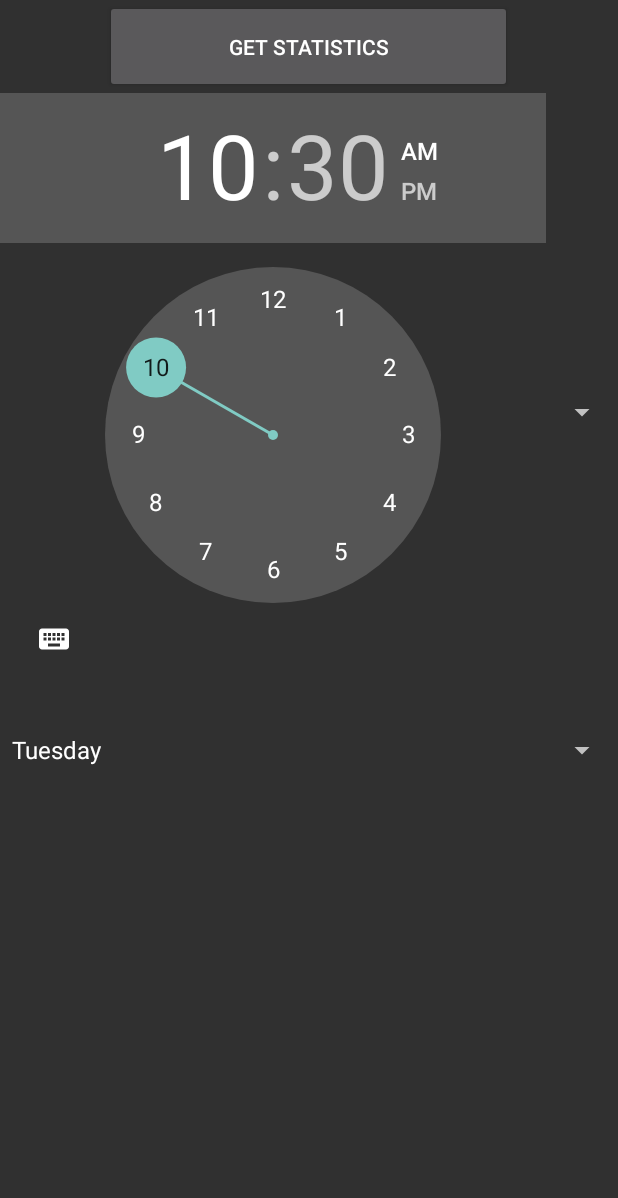
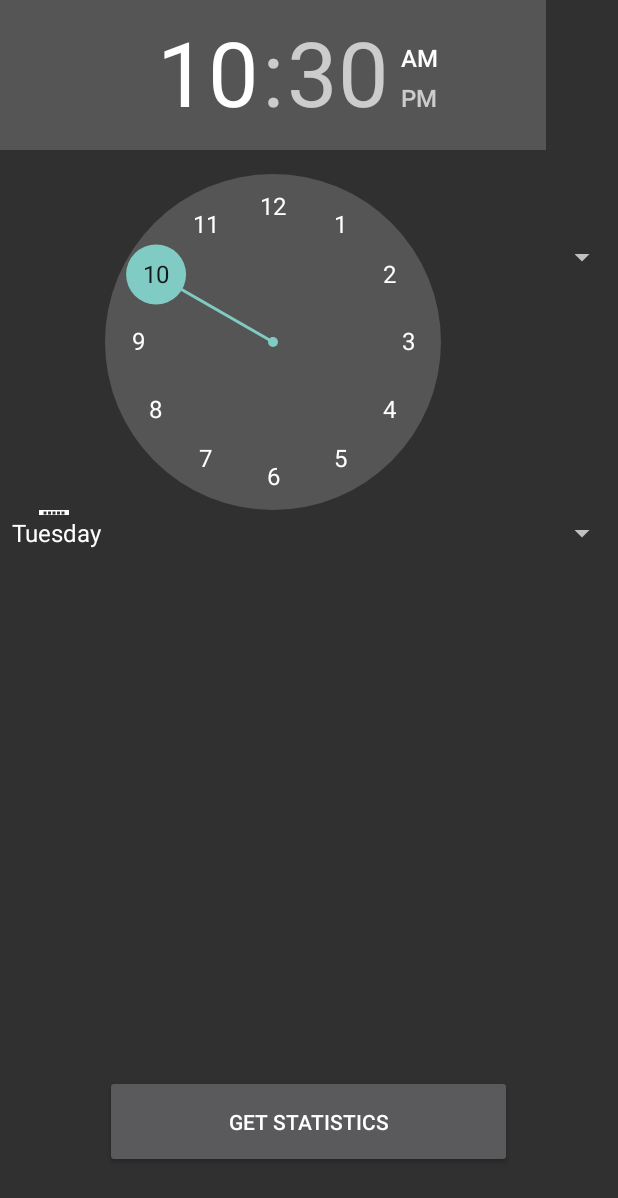
Before and after one commit to Routelandia/routelandia-android, an Android app: the DatePickUp screen opened directly, with no data from a screen before it, on a phone screen of 412 x 824 dp. Shown: the top 1198 px of the screen. Run offline under Robolectric (Android 15) with nearby library versions, the phone set to English and light mode, and no system bars.

Commit message:
Move "get stats" to bottom

```diff
--- a/routelandia/src/main/res/layout/activity_date_pick_up.xml
+++ b/routelandia/src/main/res/layout/activity_date_pick_up.xml
@@ -5,13 +5,6 @@
     android:orientation="vertical"
     android:clickable="false"
     android:weightSum="1">
-
-    <Button
-        android:id="@+id/btnDepartureDate"
-        android:layout_width="271dp"
-        android:layout_height="62dp"
-        android:layout_gravity="center_horizontal"
-        android:text="@string/pick_stats" />
 
     <TimePicker
         style="@style/Widget.AppCompat.Spinner"
@@ -30,4 +23,17 @@
         android:entries="@array/week_day"
         android:id="@+id/spinner" />
 
+    <LinearLayout
+        android:layout_width="match_parent"
+        android:layout_height="fill_parent"
+        android:layout_weight="1"
+        android:orientation="vertical"
+        android:gravity="bottom" >
+        <Button
+            android:id="@+id/btnDepartureDate"
+            android:layout_width="271dp"
+            android:layout_height="62dp"
+            android:layout_gravity="center_horizontal"
+            android:text="@string/pick_stats" />
+    </LinearLayout>
 </LinearLayout>
```
